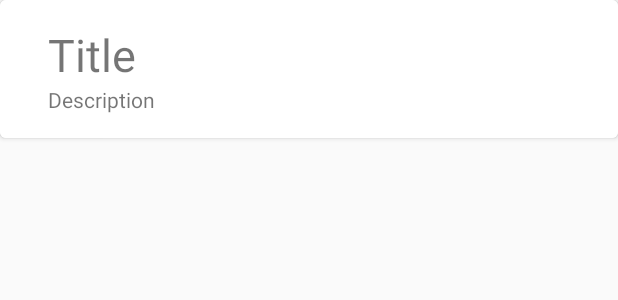
After one commit to atifhussain324/Commutr, an Android app: the layout alert_row_layout.xml on its own in the app's theme, with its tools: preview values and no code run, on a phone screen of 412 x 824 dp. The commit adds this screen. Shown: the top 300 px of the screen. Run offline under Robolectric (Android 15) with nearby library versions, the phone set to English and light mode, and no system bars.

Commit message:
Added the Alerts function

```diff
--- a/app/build.gradle
+++ b/app/build.gradle
@@ -27,7 +27,10 @@ dependencies {
     })
     compile 'com.android.support:appcompat-v7:25.0.1'
     compile 'com.google.android.gms:play-services:9.8.0'
+    compile group: 'com.google.transit', name: 'gtfs-realtime-bindings', version: '0.0.4'
     compile 'com.android.support:support-v4:25.0.1'
     compile 'com.android.support:support-vector-drawable:25.0.1'
+    compile 'com.android.support:cardview-v7:25.0.1'
+    compile 'com.android.support:recyclerview-v7:25.0.1'
     testCompile 'junit:junit:4.12'
 }
--- a/app/src/main/res/layout/activity_maps.xml
+++ b/app/src/main/res/layout/activity_maps.xml
@@ -114,7 +114,8 @@
                 <Button
                     android:layout_width="wrap_content"
                     android:layout_height="wrap_content"
-                    android:text="Alerts"/>
+                    android:text="Alerts"
+                    android:id="@+id/btnAlert"/>
             </RelativeLayout>
             <RelativeLayout
                 android:layout_width="0dp"
--- /dev/null
+++ b/app/src/main/res/layout/alert_row_layout.xml
@@ -0,0 +1,44 @@
+<android.support.v7.widget.CardView
+    android:id="@+id/cardView"
+    android:layout_width="match_parent"
+    android:layout_height="wrap_content"
+    android:layout_marginBottom="@dimen/activity_vertical_margin"
+    app:cardCornerRadius="4dp"
+    app:cardElevation="2dp"
+    xmlns:android="http://schemas.android.com/apk/res/android"
+    xmlns:app="http://schemas.android.com/apk/res-auto">
+
+    <RelativeLayout
+        android:layout_width="match_parent"
+        android:layout_height="wrap_content"
+        android:padding="16dp"
+        android:background="@color/cardview_light_background">
+
+        <ImageView
+            android:id="@+id/imageView"
+            android:layout_width="wrap_content"
+            android:layout_height="wrap_content"
+            android:layout_alignParentLeft="true"
+            android:layout_alignParentTop="true"
+            android:layout_marginRight="16dp" />
+
+        <TextView
+            android:id="@+id/title"
+            android:layout_width="wrap_content"
+            android:layout_height="wrap_content"
+            android:layout_alignParentTop="true"
+            android:layout_toRightOf="@+id/imageView"
+            android:text="Title"
+            android:textSize="30sp" />
+
+        <TextView
+            android:id="@+id/description"
+            android:layout_width="wrap_content"
+            android:layout_height="wrap_content"
+            android:layout_below="@+id/title"
+            android:layout_toRightOf="@+id/imageView"
+            android:text="Description" />
+
+    </RelativeLayout>
+
+</android.support.v7.widget.CardView>
--- a/build.gradle
+++ b/build.gradle
@@ -5,7 +5,7 @@ buildscript {
         jcenter()
     }
     dependencies {
-        classpath 'com.android.tools.build:gradle:2.2.2'
+        classpath 'com.android.tools.build:gradle:2.2.3'
 
         // NOTE: Do not place your application dependencies here; they belong
         // in the individual module build.gradle files
```
Also changed, not shown: app/src/main/AndroidManifest.xml (+22 -4 lines), app/src/main/java/com/example/atif/maps_/Alert.java (added, +53 -0 lines), app/src/main/java/com/example/atif/maps_/AlertActivity.java (added, +92 -0 lines), app/src/main/java/com/example/atif/maps_/MapsActivity.java (+15 -1 lines), app/src/main/java/com/example/atif/maps_/Recycler_View_Adapter.java (added, +81 -0 lines), app/src/main/java/com/example/atif/maps_/View_Holder.java (added, +28 -0 lines), app/src/main/java/com/example/atif/maps_/myIntentService.java (added, +95 -0 lines), app/src/main/res/anim/down_from_top.xml (added, +8 -0 lines), app/src/main/res/anim/up_from_bottom.xml (added, +8 -0 lines), app/src/main/res/layout/activity_alert.xml (added, +20 -0 lines).
